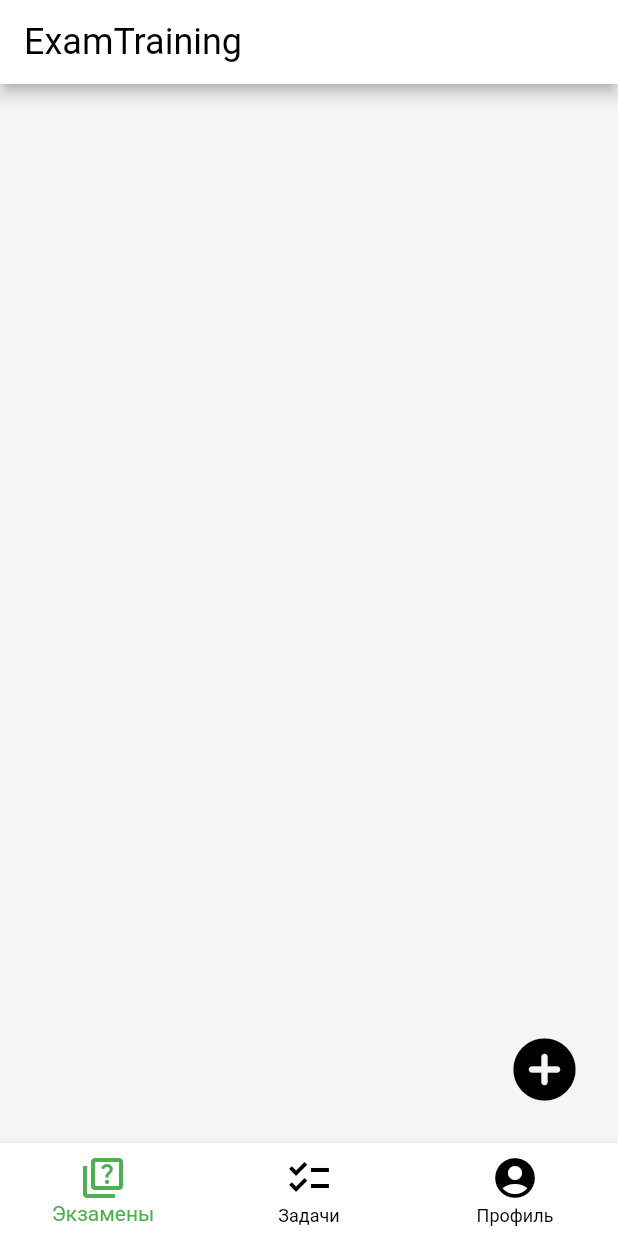
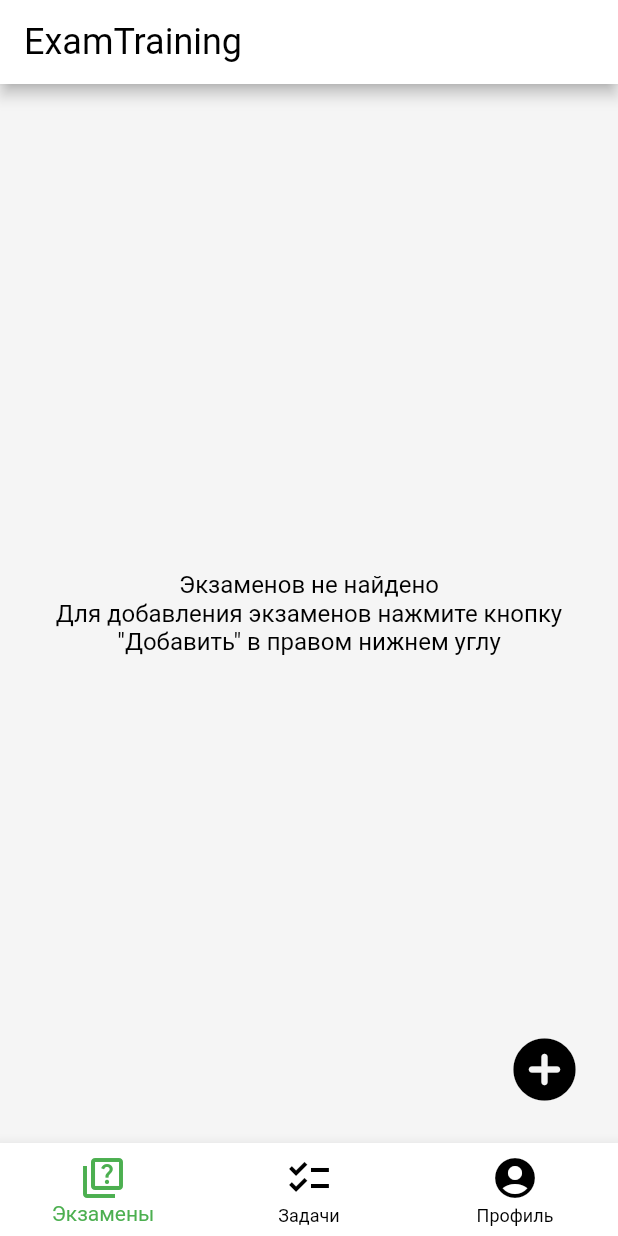
Before and after one commit to EgorShiryaev/ExamTraining, a Flutter app: the screen it shows after launch, on a phone screen of 412 x 824 dp. Run offline on Flutter 3.47's test engine with Material 2 defaults, Android fonts, the phone set to English and light mode, and no system bars; our stand-ins replace cloud_firestore, firebase_core, flutter_slidable, google_fonts; accounts and stored records are empty.

Commit message:
задача выполнена

```diff
--- a/lib/user_interface/components/exams_screen/exam_list_view.dart
+++ b/lib/user_interface/components/exams_screen/exam_list_view.dart
@@ -13,7 +13,17 @@ class ExamListView extends StatelessWidget {
 
   @override
   Widget build(BuildContext context) {
+    if (exams.isEmpty) {
+      return Center(
+        child: Text(
+          'Экзаменов не найдено\nДля добавления экзаменов нажмите кнопку "Добавить" в правом нижнем углу',
+          style: Theme.of(context).textTheme.labelMedium,
+          textAlign: TextAlign.center,
+        ),
+      );
+    }
     return ListView(
+      physics: const ClampingScrollPhysics(),
       children: [
         Padding(
           padding: const EdgeInsets.symmetric(vertical: 20),
```
